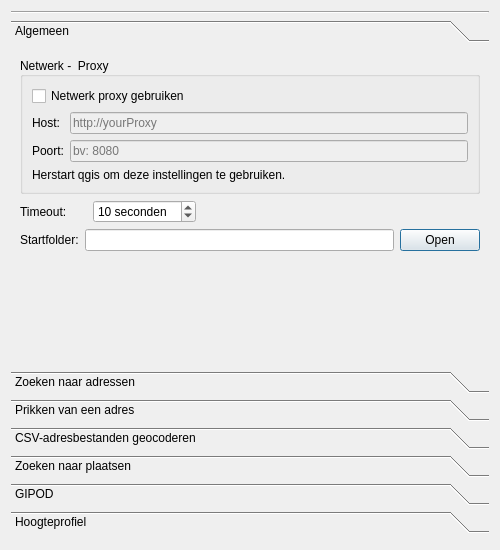
Qt form ui_geopunt4QgisSettings.ui (warrieka/geopunt4Qgis) before a commit.
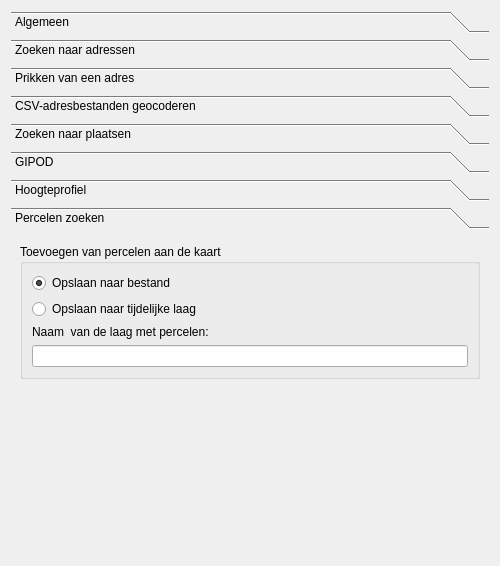
The same form after that commit. The open tabs and pages were chosen to show the change. Icons and pictures are not drawn.

Commit message: settings for parcel

The edit to the form file:
```diff
--- a/ui_geopunt4QgisSettings.ui
+++ b/ui_geopunt4QgisSettings.ui
@@ -7,7 +7,7 @@
     <x>0</x>
     <y>0</y>
     <width>500</width>
-    <height>550</height>
+    <height>566</height>
    </rect>
   </property>
   <property name="minimumSize">
@@ -24,13 +24,6 @@
     <normaloff>:/plugins/geopunt4Qgis/images/geopuntSettingsSmall.png</normaloff>:/plugins/geopunt4Qgis/images/geopuntSettingsSmall.png</iconset>
   </property>
   <layout class="QVBoxLayout" name="verticalLayout">
-   <item>
-    <widget class="Line" name="line">
-     <property name="orientation">
-      <enum>Qt::Horizontal</enum>
-     </property>
-    </widget>
-   </item>
    <item>
     <widget class="QToolBox" name="settingsTab">
      <property name="frameShape">
@@ -42,7 +35,7 @@
         <x>0</x>
         <y>0</y>
         <width>482</width>
-        <height>325</height>
+        <height>321</height>
        </rect>
       </property>
       <attribute name="icon">
@@ -176,7 +169,7 @@
          <item>
           <widget class="QLabel" name="label_10">
            <property name="text">
-            <string>Startfolder:</string>
+            <string>Start Folder:</string>
            </property>
           </widget>
          </item>
@@ -744,6 +737,72 @@
        </item>
       </layout>
      </widget>
+     <widget class="QWidget" name="parcelTab">
+      <attribute name="icon">
+       <iconset resource="resources.qrc">
+        <normaloff>:/plugins/geopunt4Qgis/images/geopuntParcelSmall.png</normaloff>:/plugins/geopunt4Qgis/images/geopuntParcelSmall.png</iconset>
+      </attribute>
+      <attribute name="label">
+       <string>Percelen zoeken</string>
+      </attribute>
+      <layout class="QVBoxLayout" name="verticalLayout_18">
+       <item>
+        <widget class="QGroupBox" name="add2mapBox_8">
+         <property name="title">
+          <string>Toevoegen van percelen aan de kaart</string>
+         </property>
+         <layout class="QVBoxLayout" name="verticalLayout_17">
+          <item>
+           <widget class="QRadioButton" name="parcelSavetoFileChk">
+            <property name="enabled">
+             <bool>true</bool>
+            </property>
+            <property name="text">
+             <string>Opslaan naar bestand </string>
+            </property>
+            <property name="checked">
+             <bool>true</bool>
+            </property>
+           </widget>
+          </item>
+          <item>
+           <widget class="QRadioButton" name="parcelSaveMemoryChk">
+            <property name="text">
+             <string>Opslaan naar tijdelijke laag</string>
+            </property>
+            <property name="checked">
+             <bool>false</bool>
+            </property>
+           </widget>
+          </item>
+          <item>
+           <widget class="QLabel" name="label_12">
+            <property name="text">
+             <string>Naam  van de laag met percelen:</string>
+            </property>
+           </widget>
+          </item>
+          <item>
+           <widget class="QLineEdit" name="parcelLayerTxt"/>
+          </item>
+         </layout>
+        </widget>
+       </item>
+       <item>
+        <spacer name="verticalSpacer_7">
+         <property name="orientation">
+          <enum>Qt::Vertical</enum>
+         </property>
+         <property name="sizeHint" stdset="0">
+          <size>
+           <width>20</width>
+           <height>40</height>
+          </size>
+         </property>
+        </spacer>
+       </item>
+      </layout>
+     </widget>
     </widget>
    </item>
    <item>
```
Left out of the diff: 12 changed lines with no effect on the pictures. The commit also changes 8 other files.
